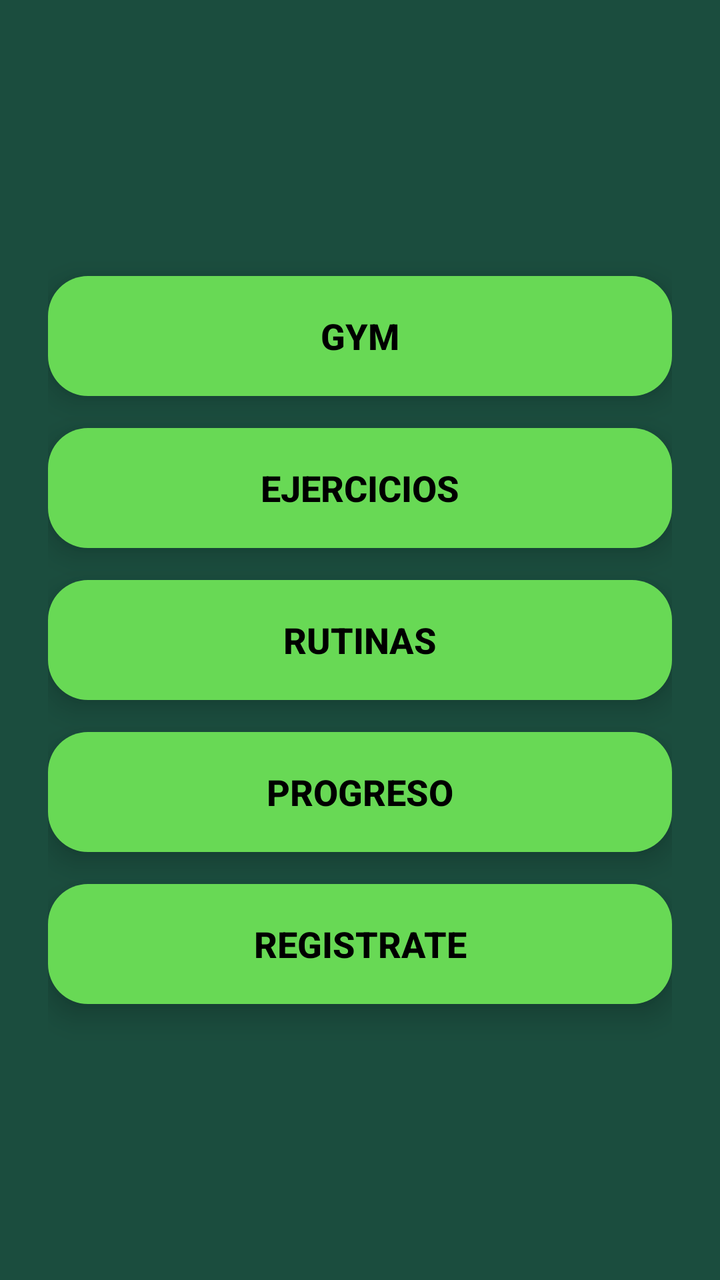
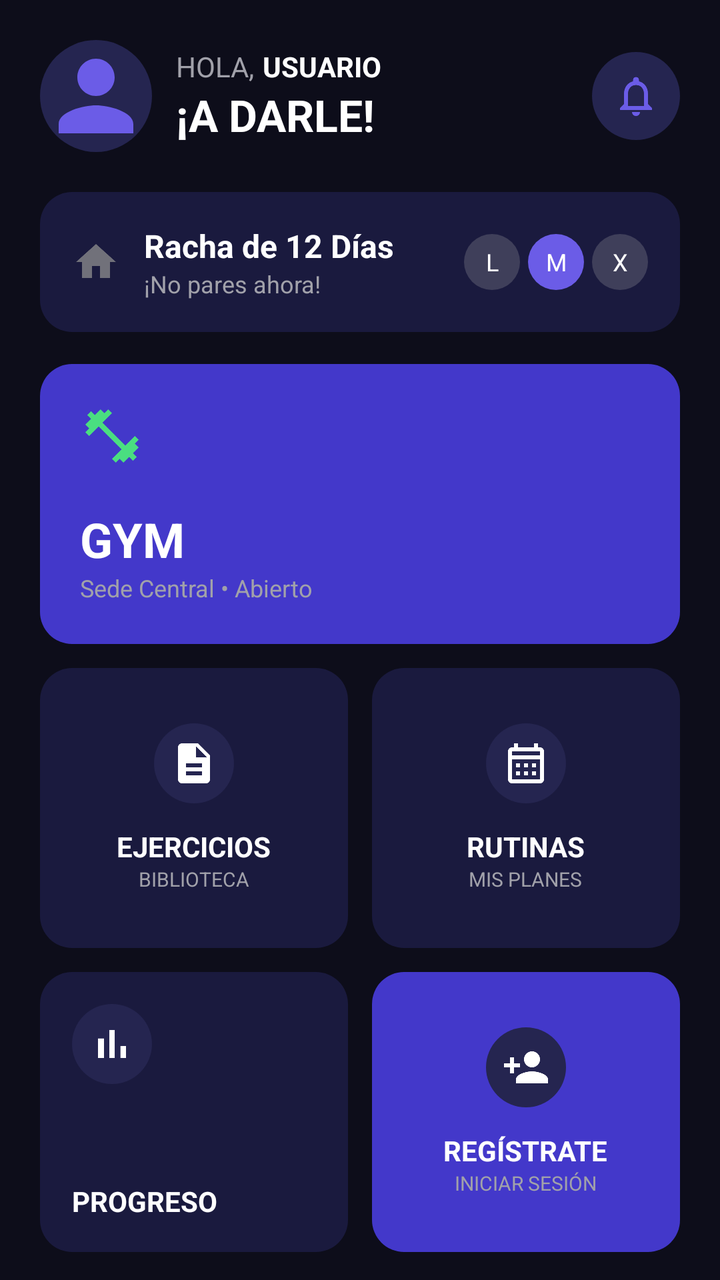

Before-and-after screenshots of an Android layout around one commit, followed by the original layout XML and the change that was made.
<!-- AndroidManifest.xml: activity theme Theme.GimnasioPro -->
<!-- res/layout/activity_main.xml -->
<?xml version="1.0" encoding="utf-8"?>
<LinearLayout xmlns:android="http://schemas.android.com/apk/res/android"
    xmlns:tools="http://schemas.android.com/tools"
    android:layout_width="match_parent"
    android:layout_height="match_parent"
    android:orientation="vertical"
    android:gravity="center"
    android:padding="24dp"
    android:background="@color/dark_green_background"
    android:fitsSystemWindows="true"
    tools:context=".MainActivity">

    <Button
        android:id="@+id/btnGim"
        android:layout_width="match_parent"
        android:layout_height="60dp"
        android:layout_marginBottom="16dp"
        android:text="@string/btn_gim"
        android:textSize="18sp"
        android:textStyle="bold"
        android:textColor="@color/text_on_button"
        android:background="@drawable/btn_rounded_green"
        android:elevation="8dp"
        android:stateListAnimator="@null" />

    <Button
        android:id="@+id/btnEjercicios"
        android:layout_width="match_parent"
        android:layout_height="60dp"
        android:layout_marginBottom="16dp"
        android:text="@string/btn_ejercicios"
        android:textSize="18sp"
        android:textStyle="bold"
        android:textColor="@color/text_on_button"
        android:background="@drawable/btn_rounded_green"
        android:elevation="8dp"
        android:stateListAnimator="@null" />

    <Button
        android:id="@+id/btnRutinas"
        android:layout_width="match_parent"
        android:layout_height="60dp"
        android:layout_marginBottom="16dp"
        android:text="@string/btn_rutinas"
        android:textSize="18sp"
        android:textStyle="bold"
        android:textColor="@color/text_on_button"
        android:background="@drawable/btn_rounded_green"
        android:elevation="8dp"
        android:stateListAnimator="@null" />

    <Button
        android:id="@+id/btnProgreso"
        android:layout_width="match_parent"
        android:layout_height="60dp"
        android:layout_marginBottom="16dp"
        android:text="@string/btn_progreso"
        android:textSize="18sp"
        android:textStyle="bold"
        android:textColor="@color/text_on_button"
        android:background="@drawable/btn_rounded_green"
        android:elevation="8dp"
        android:stateListAnimator="@null" />

    <Button
        android:id="@+id/btnPersonalTrainer"
        android:layout_width="match_parent"
        android:layout_height="60dp"
        android:text="@string/registrate"
        android:textSize="18sp"
        android:textStyle="bold"
        android:textColor="@color/text_on_button"
        android:background="@drawable/btn_rounded_green"
        android:elevation="8dp"
        android:stateListAnimator="@null" />

</LinearLayout>
<!-- resources referenced by this layout -->
<resources>
  <color name="dark_green_background">#FF1B4D3E</color>
  <color name="text_on_button">#FF000000</color>
  <!-- drawable btn_rounded_green (drawable) -->
  <?xml version="1.0" encoding="utf-8"?>
  <ripple xmlns:android="http://schemas.android.com/apk/res/android"
      android:color="@color/electric_green_button">
      <item>
          <shape android:shape="rectangle">
              <solid android:color="@color/electric_green_button" />
              <corners android:radius="20dp" />
          </shape>
      </item>
  </ripple>
  <string name="btn_ejercicios">Ejercicios</string>
  <string name="btn_progreso">Progreso</string>
  <string name="btn_rutinas">Rutinas</string>
  <string name="registrate">REGISTRATE</string>
  <color name="electric_green_button">#68D955</color>
  <!-- unchanged entries left out for length: 2 -->
</resources>

<!-- the commit's change to res/layout/activity_main.xml (unified diff, before → after) -->
@@ -1,77 +1,365 @@
 <?xml version="1.0" encoding="utf-8"?>
-<LinearLayout xmlns:android="http://schemas.android.com/apk/res/android"
+<ScrollView xmlns:android="http://schemas.android.com/apk/res/android"
     xmlns:tools="http://schemas.android.com/tools"
     android:layout_width="match_parent"
     android:layout_height="match_parent"
-    android:orientation="vertical"
-    android:gravity="center"
-    android:padding="24dp"
-    android:background="@color/dark_green_background"
-    android:fitsSystemWindows="true"
+    android:background="@color/dark_background"
+    android:fillViewport="true"
+    android:scrollbars="none"
     tools:context=".MainActivity">
 
-    <Button
-        android:id="@+id/btnGim"
+    <LinearLayout
         android:layout_width="match_parent"
-        android:layout_height="60dp"
-        android:layout_marginBottom="16dp"
-        android:text="@string/btn_gim"
-        android:textSize="18sp"
-        android:textStyle="bold"
-        android:textColor="@color/text_on_button"
-        android:background="@drawable/btn_rounded_green"
-        android:elevation="8dp"
-        android:stateListAnimator="@null" />
-
-    <Button
-        android:id="@+id/btnEjercicios"
-        android:layout_width="match_parent"
-        android:layout_height="60dp"
-        android:layout_marginBottom="16dp"
-        android:text="@string/btn_ejercicios"
-        android:textSize="18sp"
-        android:textStyle="bold"
-        android:textColor="@color/text_on_button"
-        android:background="@drawable/btn_rounded_green"
-        android:elevation="8dp"
-        android:stateListAnimator="@null" />
-
-    <Button
-        android:id="@+id/btnRutinas"
-        android:layout_width="match_parent"
-        android:layout_height="60dp"
-        android:layout_marginBottom="16dp"
-        android:text="@string/btn_rutinas"
-        android:textSize="18sp"
-        android:textStyle="bold"
-        android:textColor="@color/text_on_button"
-        android:background="@drawable/btn_rounded_green"
-        android:elevation="8dp"
-        android:stateListAnimator="@null" />
-
-    <Button
-        android:id="@+id/btnProgreso"
-        android:layout_width="match_parent"
-        android:layout_height="60dp"
-        android:layout_marginBottom="16dp"
-        android:text="@string/btn_progreso"
-        android:textSize="18sp"
-        android:textStyle="bold"
-        android:textColor="@color/text_on_button"
-        android:background="@drawable/btn_rounded_green"
-        android:elevation="8dp"
-        android:stateListAnimator="@null" />
-
-    <Button
-        android:id="@+id/btnPersonalTrainer"
-        android:layout_width="match_parent"
-        android:layout_height="60dp"
-        android:text="@string/registrate"
-        android:textSize="18sp"
-        android:textStyle="bold"
-        android:textColor="@color/text_on_button"
-        android:background="@drawable/btn_rounded_green"
-        android:elevation="8dp"
-        android:stateListAnimator="@null" />
-
-</LinearLayout>
+        android:layout_height="wrap_content"
+        android:orientation="vertical"
+        android:padding="20dp">
+
+        
+        <LinearLayout
+            android:layout_width="match_parent"
+            android:layout_height="wrap_content"
+            android:orientation="horizontal"
+            android:gravity="center_vertical"
+            android:layout_marginBottom="20dp">
+
+            
+            <ImageView
+                android:id="@+id/ivUserPhoto"
+                android:layout_width="56dp"
+                android:layout_height="56dp"
+                android:src="@drawable/ic_user_placeholder"
+                android:background="@drawable/bg_icon_circle"
+                android:scaleType="centerCrop"
+                android:contentDescription="@string/desc_user_photo" />
+
+            
+            <LinearLayout
+                android:layout_width="0dp"
+                android:layout_height="wrap_content"
+                android:layout_weight="1"
+                android:orientation="vertical"
+                android:layout_marginStart="12dp">
+
+                <LinearLayout
+                    android:layout_width="wrap_content"
+                    android:layout_height="wrap_content"
+                    android:orientation="horizontal">
+
+                    <TextView
+                        android:layout_width="wrap_content"
+                        android:layout_height="wrap_content"
+                        android:text="@string/greeting_hello"
+                        android:textColor="@color/text_secondary"
+                        android:textSize="14sp" />
+
+                    <TextView
+                        android:id="@+id/tvUserName"
+                        android:layout_width="wrap_content"
+                        android:layout_height="wrap_content"
+                        android:layout_marginStart="4dp"
+                        android:text="@string/default_user_name"
+                        android:textColor="@color/text_primary"
+                        android:textSize="14sp"
+                        android:textStyle="bold" />
+                </LinearLayout>
+
+                <TextView
+                    android:layout_width="wrap_content"
+                    android:layout_height="wrap_content"
+                    android:text="@string/greeting_motivation"
+                    android:textColor="@color/text_primary"
+                    android:textSize="22sp"
+                    android:textStyle="bold" />
+            </LinearLayout>
+
+            
+            <ImageButton
+                android:id="@+id/btnNotifications"
+                android:layout_width="44dp"
+                android:layout_height="44dp"
+                android:background="@drawable/bg_icon_circle"
+                android:src="@drawable/ic_notification"
+                android:scaleType="centerInside"
+                android:padding="10dp"
+                android:contentDescription="@string/desc_notifications" />
+        </LinearLayout>
+
+        
+        <LinearLayout
+            android:id="@+id/cardRacha"
+            android:layout_width="match_parent"
+            android:layout_height="wrap_content"
+            android:background="@drawable/bg_card_dark"
+            android:orientation="horizontal"
+            android:padding="16dp"
+            android:gravity="center_vertical"
+            android:layout_marginBottom="16dp">
+
+            
+            <ImageView
+                android:layout_width="24dp"
+                android:layout_height="24dp"
+                android:src="@drawable/ic_racha"
+                android:layout_marginEnd="12dp" />
+
+            
+            <LinearLayout
+                android:layout_width="0dp"
+                android:layout_height="wrap_content"
+                android:layout_weight="1"
+                android:orientation="vertical">
+
+                <TextView
+                    android:id="@+id/tvRachaTitle"
+                    android:layout_width="wrap_content"
+                    android:layout_height="wrap_content"
+                    android:text="Racha de 12 Días"
+                    android:textColor="@color/text_primary"
+                    android:textSize="16sp"
+                    android:textStyle="bold" />
+
+                <TextView
+                    android:layout_width="wrap_content"
+                    android:layout_height="wrap_content"
+                    android:text="@string/racha_message"
+                    android:textColor="@color/text_secondary"
+                    android:textSize="12sp" />
+            </LinearLayout>
+
+            
+            <LinearLayout
+                android:layout_width="wrap_content"
+                android:layout_height="wrap_content"
+                android:orientation="horizontal">
+
+                <TextView
+                    android:id="@+id/tvDayL"
+                    android:layout_width="28dp"
+                    android:layout_height="28dp"
+                    android:background="@drawable/bg_day_inactive"
+                    android:gravity="center"
+                    android:text="L"
+                    android:textColor="@color/text_primary"
+                    android:textSize="12sp"
+                    android:layout_marginEnd="4dp" />
+
+                <TextView
+                    android:id="@+id/tvDayM"
+                    android:layout_width="28dp"
+                    android:layout_height="28dp"
+                    android:background="@drawable/bg_day_active"
+                    android:gravity="center"
+                    android:text="M"
+                    android:textColor="@color/text_primary"
+                    android:textSize="12sp"
+                    android:layout_marginEnd="4dp" />
+
+                <TextView
+                    android:id="@+id/tvDayX"
+                    android:layout_width="28dp"
+                    android:layout_height="28dp"
+                    android:background="@drawable/bg_day_inactive"
+                    android:gravity="center"
+                    android:text="X"
+                    android:textColor="@color/text_primary"
+                    android:textSize="12sp" />
+            </LinearLayout>
+        </LinearLayout>
+
+        
+        <LinearLayout
+            android:id="@+id/cardGym"
+            android:layout_width="match_parent"
+            android:layout_height="140dp"
+            android:background="@drawable/bg_card_trainer"
+            android:orientation="vertical"
+            android:padding="20dp"
+            android:layout_marginBottom="12dp">
+
+            
+            <ImageView
+                android:layout_width="32dp"
+                android:layout_height="32dp"
+                android:src="@drawable/ic_gym" />
+
+            <View
+                android:layout_width="0dp"
+                android:layout_height="0dp"
+                android:layout_weight="1" />
+
+            <TextView
+                android:layout_width="wrap_content"
+                android:layout_height="wrap_content"
+                android:text="@string/btn_gim"
+                android:textColor="@color/text_primary"
+                android:textSize="24sp"
+                android:textStyle="bold" />
+
+            <TextView
+                android:layout_width="wrap_content"
+                android:layout_height="wrap_content"
+                android:text="@string/gym_subtitle"
+                android:textColor="@color/text_secondary"
+                android:textSize="12sp" />
+        </LinearLayout>
+
+        
+        <LinearLayout
+            android:layout_width="match_parent"
+            android:layout_height="wrap_content"
+            android:orientation="horizontal"
+            android:layout_marginBottom="12dp"
+            android:baselineAligned="false">
+
+            
+            <LinearLayout
+                android:id="@+id/cardEjercicios"
+                android:layout_width="0dp"
+                android:layout_height="140dp"
+                android:layout_weight="1"
+                android:background="@drawable/bg_card_dark"
+                android:orientation="vertical"
+                android:padding="16dp"
+                android:layout_marginEnd="6dp"
+                android:gravity="center">
+
+                <ImageView
+                    android:layout_width="40dp"
+                    android:layout_height="40dp"
+                    android:src="@drawable/ic_ejercicios"
+                    android:background="@drawable/bg_icon_circle"
+                    android:padding="8dp"
+                    android:layout_marginBottom="12dp" />
+
+                <TextView
+                    android:layout_width="wrap_content"
+                    android:layout_height="wrap_content"
+                    android:text="@string/btn_ejercicios"
+                    android:textColor="@color/text_primary"
+                    android:textSize="14sp"
+                    android:textStyle="bold" />
+
+                <TextView
+                    android:layout_width="wrap_content"
+                    android:layout_height="wrap_content"
+                    android:text="@string/subtitle_biblioteca"
+                    android:textColor="@color/text_secondary"
+                    android:textSize="10sp" />
+            </LinearLayout>
+
+            
+            <LinearLayout
+                android:id="@+id/cardRutinas"
+                android:layout_width="0dp"
+                android:layout_height="140dp"
+                android:layout_weight="1"
+                android:background="@drawable/bg_card_dark"
+                android:orientation="vertical"
+                android:padding="16dp"
+                android:layout_marginStart="6dp"
+                android:gravity="center">
+
+                <ImageView
+                    android:layout_width="40dp"
+                    android:layout_height="40dp"
+                    android:src="@drawable/ic_rutinas"
+                    android:background="@drawable/bg_icon_circle"
+                    android:padding="8dp"
+                    android:layout_marginBottom="12dp" />
+
+                <TextView
+                    android:layout_width="wrap_content"
+                    android:layout_height="wrap_content"
+                    android:text="@string/btn_rutinas"
+                    android:textColor="@color/text_primary"
+                    android:textSize="14sp"
+                    android:textStyle="bold" />
+
+                <TextView
+                    android:layout_width="wrap_content"
+                    android:layout_height="wrap_content"
+                    android:text="@string/subtitle_mis_planes"
+                    android:textColor="@color/text_secondary"
+                    android:textSize="10sp" />
+            </LinearLayout>
+        </LinearLayout>
+
+        
+        <LinearLayout
+            android:layout_width="match_parent"
+            android:layout_height="wrap_content"
+            android:orientation="horizontal"
+            android:baselineAligned="false">
+
+            
+            <LinearLayout
+                android:id="@+id/cardProgreso"
+                android:layout_width="0dp"
+                android:layout_height="140dp"
+                android:layout_weight="1"
+                android:background="@drawable/bg_card_dark"
+                android:orientation="vertical"
+                android:padding="16dp"
+                android:layout_marginEnd="6dp">
+
+                <ImageView
+                    android:layout_width="40dp"
+                    android:layout_height="40dp"
+                    android:src="@drawable/ic_progreso"
+                    android:background="@drawable/bg_icon_circle"
+                    android:padding="8dp" />
+
+                <View
+                    android:layout_width="0dp"
+                    android:layout_height="0dp"
+                    android:layout_weight="1" />
+
+                <TextView
+                    android:layout_width="wrap_content"
+                    android:layout_height="wrap_content"
+                    android:text="@string/btn_progreso"
+                    android:textColor="@color/text_primary"
+                    android:textSize="14sp"
+                    android:textStyle="bold" />
+            </LinearLayout>
+
+            
+            <LinearLayout
+                android:id="@+id/cardRegistrate"
+                android:layout_width="0dp"
+                android:layout_height="140dp"
+                android:layout_weight="1"
+                android:background="@drawable/bg_card_trainer"
+                android:orientation="vertical"
+                android:padding="16dp"
+                android:layout_marginStart="6dp"
+                android:gravity="center">
+
+                <ImageView
+                    android:layout_width="40dp"
+                    android:layout_height="40dp"
+                    android:src="@drawable/ic_register"
+                    android:background="@drawable/bg_icon_circle"
+                    android:padding="8dp"
+                    android:layout_marginBottom="12dp" />
+
+                <TextView
+                    android:layout_width="wrap_content"
+                    android:layout_height="wrap_content"
+                    android:text="@string/btn_registrate"
+                    android:textColor="@color/text_primary"
+                    android:textSize="14sp"
+                    android:textStyle="bold"
+                    android:gravity="center" />
+
+                <TextView
+                    android:layout_width="wrap_content"
+                    android:layout_height="wrap_content"
+                    android:text="@string/subtitle_crear_cuenta"
+                    android:textColor="@color/text_secondary"
+                    android:textSize="10sp" />
+            </LinearLayout>
+        </LinearLayout>
+
+    </LinearLayout>
+</ScrollView>
<!-- resource entries referenced after the edit -->
@@ -1,23 +1,147 @@
 <!-- resources referenced by this layout -->
 <resources>
-  <color name="dark_green_background">#FF1B4D3E</color>
-  <color name="text_on_button">#FF000000</color>
-  <!-- drawable btn_rounded_green (drawable) -->
+  <color name="dark_background">#0D0D1A</color>
+  <color name="text_primary">#FFFFFF</color>
+  <color name="text_secondary">#A1A1AA</color>
+  <!-- drawable bg_card_dark (drawable) -->
   <?xml version="1.0" encoding="utf-8"?>
-  <ripple xmlns:android="http://schemas.android.com/apk/res/android"
-      android:color="@color/electric_green_button">
-      <item>
-          <shape android:shape="rectangle">
-              <solid android:color="@color/electric_green_button" />
-              <corners android:radius="20dp" />
-          </shape>
-      </item>
-  </ripple>
-  <string name="btn_ejercicios">Ejercicios</string>
-  <string name="btn_progreso">Progreso</string>
-  <string name="btn_rutinas">Rutinas</string>
-  <string name="registrate">REGISTRATE</string>
-  <color name="electric_green_button">#68D955</color>
+  <shape xmlns:android="http://schemas.android.com/apk/res/android"
+      android:shape="rectangle">
+      <solid android:color="@color/card_dark" />
+      <corners android:radius="16dp" />
+  </shape>
+  <!-- drawable bg_card_trainer (drawable) -->
+  <?xml version="1.0" encoding="utf-8"?>
+  <shape xmlns:android="http://schemas.android.com/apk/res/android"
+      android:shape="rectangle">
+      <solid android:color="@color/card_trainer" />
+      <corners android:radius="16dp" />
+  </shape>
+  <!-- drawable bg_day_active (drawable) -->
+  <?xml version="1.0" encoding="utf-8"?>
+  <shape xmlns:android="http://schemas.android.com/apk/res/android"
+      android:shape="oval">
+      <solid android:color="@color/racha_day_active" />
+      <size android:width="28dp" android:height="28dp" />
+  </shape>
+  <!-- drawable bg_day_inactive (drawable) -->
+  <?xml version="1.0" encoding="utf-8"?>
+  <shape xmlns:android="http://schemas.android.com/apk/res/android"
+      android:shape="oval">
+      <solid android:color="@color/racha_day_inactive" />
+      <size android:width="28dp" android:height="28dp" />
+  </shape>
+  <!-- drawable bg_icon_circle (drawable) -->
+  <?xml version="1.0" encoding="utf-8"?>
+  <shape xmlns:android="http://schemas.android.com/apk/res/android"
+      android:shape="oval">
+      <solid android:color="@color/card_dark_secondary" />
+      <size android:width="48dp" android:height="48dp" />
+  </shape>
+  <!-- drawable ic_ejercicios (drawable) -->
+  <vector xmlns:android="http://schemas.android.com/apk/res/android"
+      android:width="24dp"
+      android:height="24dp"
+      android:viewportWidth="24"
+      android:viewportHeight="24">
+      <path
+          android:fillColor="@color/text_primary"
+          android:pathData="M14,2H6C4.9,2 4,2.9 4,4v16c0,1.1 0.9,2 2,2h12c1.1,0 2,-0.9 2,-2V8L14,2zM16,18H8v-2h8V18zM16,14H8v-2h8V14zM13,9V3.5L18.5,9H13z"/>
+  </vector>
+  <!-- drawable ic_gym (drawable) -->
+  <vector xmlns:android="http://schemas.android.com/apk/res/android"
+      android:width="24dp"
+      android:height="24dp"
+      android:viewportWidth="24"
+      android:viewportHeight="24">
+      <path
+          android:fillColor="@color/accent_green"
+          android:pathData="M20.57,14.86L22,13.43 20.57,12 17,15.57 8.43,7 12,3.43 10.57,2 9.14,3.43 7.71,2 5.57,4.14 4.14,2.71 2.71,4.14l1.43,1.43L2,7.71l1.43,1.43L2,10.57 3.43,12 7,8.43 15.57,17 12,20.57 13.43,22l1.43,-1.43L16.29,22l2.14,-2.14 1.43,1.43 1.43,-1.43l-1.43,-1.43L22,16.29z"/>
+  </vector>
+  <!-- drawable ic_notification (drawable) -->
+  <vector xmlns:android="http://schemas.android.com/apk/res/android"
+      android:width="24dp"
+      android:height="24dp"
+      android:viewportWidth="24"
+      android:viewportHeight="24">
+      <path
+          android:fillColor="@color/accent_purple"
+          android:pathData="M12,22c1.1,0 2,-0.9 2,-2h-4c0,1.1 0.9,2 2,2zM18,16v-5c0,-3.07 -1.63,-5.64 -4.5,-6.32V4c0,-0.83 -0.67,-1.5 -1.5,-1.5s-1.5,0.67 -1.5,1.5v0.68C7.64,5.36 6,7.92 6,11v5l-2,2v1h16v-1l-2,-2zM16,17H8v-6c0,-2.48 1.51,-4.5 4,-4.5s4,2.02 4,4.5v6z"/>
+  </vector>
+  <!-- drawable ic_progreso (drawable) -->
+  <vector xmlns:android="http://schemas.android.com/apk/res/android"
+      android:width="24dp"
+      android:height="24dp"
+      android:viewportWidth="24"
+      android:viewportHeight="24">
+      <path
+          android:fillColor="@color/text_primary"
+          android:pathData="M5,9.2h3V19H5V9.2zM10.6,5h2.8v14h-2.8V5zM16.2,13H19v6h-2.8V13z"/>
+  </vector>
+  <!-- drawable ic_racha (drawable) -->
+  <vector xmlns:android="http://schemas.android.com/apk/res/android"
+      android:width="24dp"
+      android:height="24dp"
+      android:viewportWidth="24"
+      android:viewportHeight="24">
+      <path
+          android:fillColor="@color/text_muted"
+          android:pathData="M10,20v-6h4v6h5v-8h3L12,3 2,12h3v8z"/>
+  </vector>
+  <!-- drawable ic_register (drawable) -->
+  <vector xmlns:android="http://schemas.android.com/apk/res/android"
+      android:width="24dp"
+      android:height="24dp"
+      android:viewportWidth="24"
+      android:viewportHeight="24">
+      <path
+          android:fillColor="@color/text_primary"
+          android:pathData="M15,12c2.21,0 4,-1.79 4,-4s-1.79,-4 -4,-4 -4,1.79 -4,4 1.79,4 4,4zM6,10V7H4v3H1v2h3v3h2v-3h3v-2H6zM15,14c-2.67,0 -8,1.34 -8,4v2h16v-2c0,-2.66 -5.33,-4 -8,-4z"/>
+  </vector>
+  <!-- drawable ic_rutinas (drawable) -->
+  <vector xmlns:android="http://schemas.android.com/apk/res/android"
+      android:width="24dp"
+      android:height="24dp"
+      android:viewportWidth="24"
+      android:viewportHeight="24">
+      <path
+          android:fillColor="@color/text_primary"
+          android:pathData="M19,4h-1V2h-2v2H8V2H6v2H5C3.89,4 3.01,4.9 3.01,6L3,20c0,1.1 0.89,2 2,2h14c1.1,0 2,-0.9 2,-2V6C21,4.9 20.1,4 19,4zM19,20H5V10h14V20zM19,8H5V6h14V8zM9,14H7v-2h2V14zM13,14h-2v-2h2V14zM17,14h-2v-2h2V14zM9,18H7v-2h2V18zM13,18h-2v-2h2V18zM17,18h-2v-2h2V18z"/>
+  </vector>
+  <!-- drawable ic_user_placeholder (drawable) -->
+  <vector xmlns:android="http://schemas.android.com/apk/res/android"
+      android:width="24dp"
+      android:height="24dp"
+      android:viewportWidth="24"
+      android:viewportHeight="24">
+      <path
+          android:fillColor="@color/accent_purple"
+          android:pathData="M12,12c2.21,0 4,-1.79 4,-4s-1.79,-4 -4,-4 -4,1.79 -4,4 1.79,4 4,4zM12,14c-2.67,0 -8,1.34 -8,4v2h16v-2c0,-2.66 -5.33,-4 -8,-4z"/>
+  </vector>
+  <color name="dark_green_background">@color/dark_background</color>
+  <string name="btn_ejercicios">EJERCICIOS</string>
+  <string name="btn_progreso">PROGRESO</string>
+  <string name="btn_registrate">REGÍSTRATE</string>
+  <string name="btn_rutinas">RUTINAS</string>
+  <string name="default_user_name">USUARIO</string>
+  <string name="desc_notifications">Notificaciones</string>
+  <string name="desc_user_photo">Foto de perfil</string>
+  <string name="greeting_hello">HOLA,</string>
+  <string name="greeting_motivation">¡A DARLE!</string>
+  <string name="gym_subtitle">Sede Central • Abierto</string>
+  <string name="racha_message">¡No pares ahora!</string>
+  <string name="subtitle_biblioteca">BIBLIOTECA</string>
+  <string name="subtitle_crear_cuenta">INICIAR SESIÓN</string>
+  <string name="subtitle_mis_planes">MIS PLANES</string>
+  <color name="card_dark">#1A1A3E</color>
+  <color name="card_trainer">#4338CA</color>
+  <color name="racha_day_active">#6B5CE7</color>
+  <color name="racha_day_inactive">#3F3F5A</color>
+  <color name="card_dark_secondary">#252550</color>
+  <color name="accent_green">#4ADE80</color>
+  <color name="accent_purple">#6B5CE7</color>
+  <color name="text_muted">#71717A</color>
+  <color name="electric_green_button">@color/accent_green</color>
   <!-- unchanged entries left out for length: 2 -->
 </resources>
 
